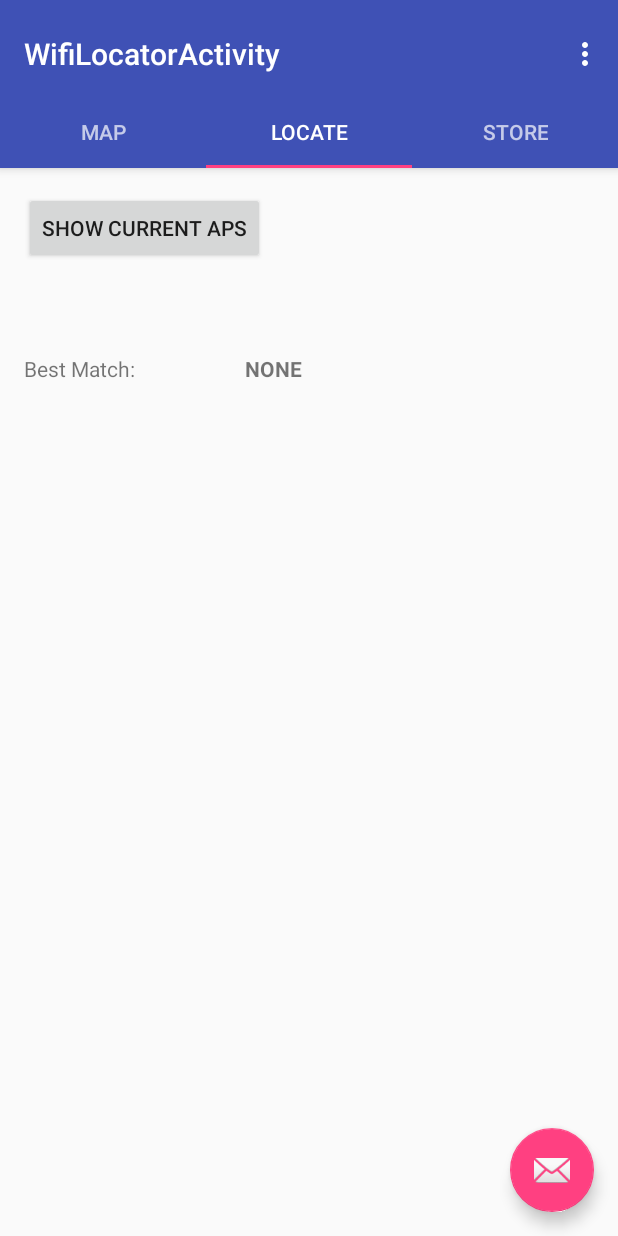
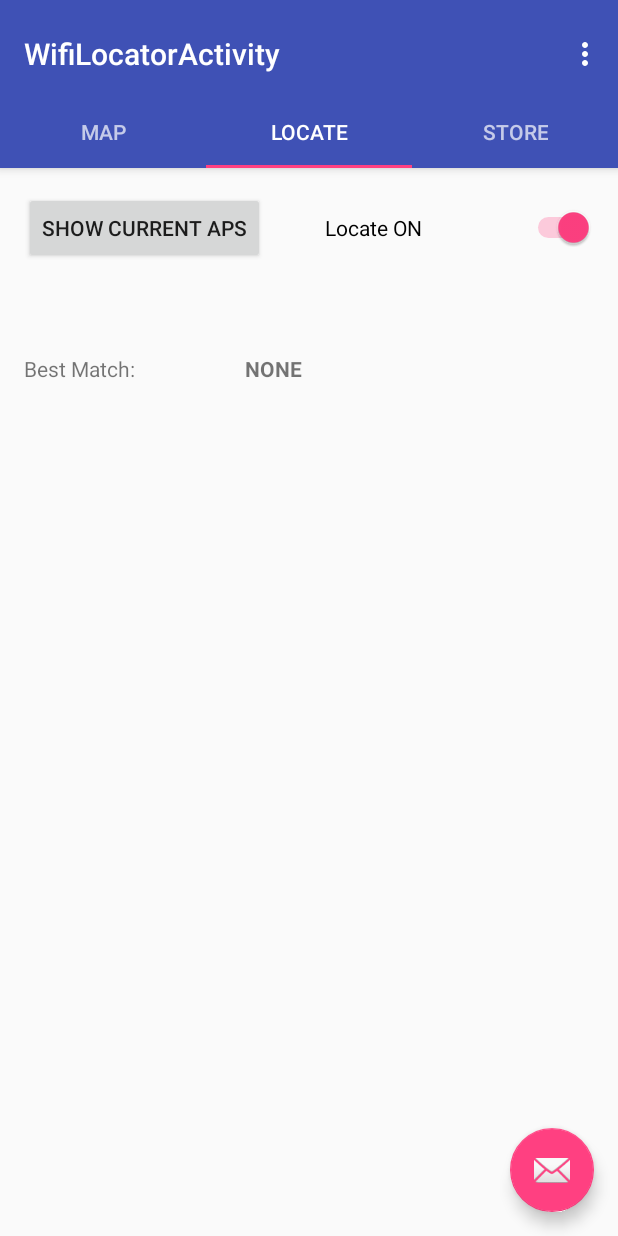
Before and after one commit to mesnico/WifiIndoorLocation, an Android app: the screen it shows after launch (WifiLocatorActivity), tab 2 chosen, on a phone screen of 412 x 824 dp. Run offline under Robolectric (Android 15) with nearby library versions, the phone set to English and light mode, and no system bars; 1 statement that could not run was skipped.

Commit message:
Added service enable switch in order to enable/disable wifi scanning in the FP service

```diff
--- a/app/src/main/java/com/unipi/nicola/indoorlocator/FingerprintsListAdapter.java
+++ b/app/src/main/java/com/unipi/nicola/indoorlocator/FingerprintsListAdapter.java
@@ -52,7 +52,6 @@ public class FingerprintsListAdapter extends ArrayAdapter<WifiFingerprint> {
         TextView rank = (TextView) convertView.findViewById(R.id.fp_rank);
 
         //if this fingerprint is out of range, change the visual appearance
-        Log.d("test","------------------"+position+" vs "+numberOfNearestNeighbors+"---------------------"+fingerprint.getDistance()+" vs "+distanceThreshold);
         TableRow row = (TableRow)convertView.findViewById(R.id.fp_row);
         if(position + 1 > numberOfNearestNeighbors || fingerprint.getDistance() > distanceThreshold){
             row.setBackgroundColor(Color.parseColor("#ffcc99"));
--- a/app/src/main/res/layout/fragment_fp_locate.xml
+++ b/app/src/main/res/layout/fragment_fp_locate.xml
@@ -10,17 +10,35 @@
     android:paddingTop="@dimen/activity_vertical_margin"
     tools:context="com.unipi.nicola.indoorlocator.WifiLocatorActivity">
 
-    <Button
-        android:text="Show Current APs"
-        android:layout_width="wrap_content"
+    <RelativeLayout
+        android:layout_width="match_parent"
         android:layout_height="wrap_content"
-        android:id="@+id/current_aps" />
+        android:id="@+id/locate_frag_head">
+
+        <Button
+            android:text="Show Current APs"
+            android:layout_width="wrap_content"
+            android:layout_height="wrap_content"
+            android:id="@+id/current_aps" />
+
+        <Switch
+            android:text="Locate ON"
+            android:layout_width="match_parent"
+            android:layout_height="wrap_content"
+            android:id="@+id/locate_service_on"
+            android:layout_weight="1"
+            android:layout_marginStart="40dp"
+            android:layout_centerVertical="true"
+            android:layout_toEndOf="@+id/current_aps"
+            android:checked="true" />
+
+    </RelativeLayout>
 
     <ListView
         android:layout_width="match_parent"
         android:layout_height="wrap_content"
         android:layout_marginTop="30dp"
-        android:layout_below="@+id/current_aps"
+        android:layout_below="@+id/locate_frag_head"
         android:layout_alignParentStart="true"
         android:id="@+id/fingerprints_list" />
 
```
Also changed, not shown: app/src/main/java/com/unipi/nicola/indoorlocator/FPLocateFragment.java (+25 -1 lines), app/src/main/java/com/unipi/nicola/indoorlocator/WifiFingerprintingService.java (+20 -3 lines), app/src/main/res/layout/fragment_fp_store.xml (+22 -6 lines).
